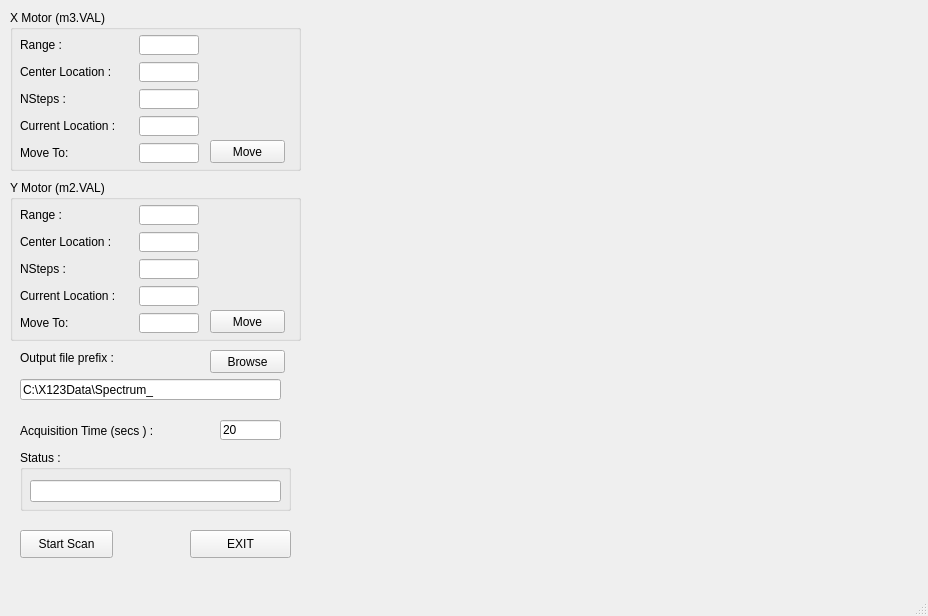
The window that gridscan_mainwin.ui (hgarbeil/pyAmptek) describes before a commit, drawn with Qt 5.
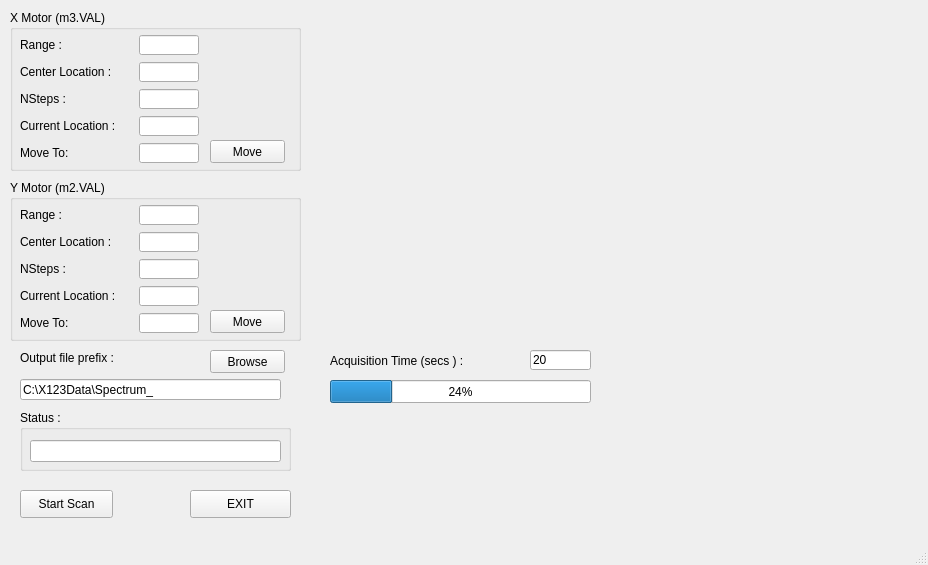
The same window after the commit. Custom widgets are drawn as their Qt base class.

The edit to the form file:
```diff
--- a/gridscan_mainwin.ui
+++ b/gridscan_mainwin.ui
@@ -7,7 +7,7 @@
     <x>0</x>
     <y>0</y>
     <width>928</width>
-    <height>616</height>
+    <height>565</height>
    </rect>
   </property>
   <property name="windowTitle">
@@ -171,7 +171,7 @@
     <property name="geometry">
      <rect>
       <x>20</x>
-      <y>530</y>
+      <y>490</y>
       <width>93</width>
       <height>28</height>
      </rect>
@@ -375,8 +375,8 @@
    <widget class="QLabel" name="label_12">
     <property name="geometry">
      <rect>
-      <x>20</x>
-      <y>420</y>
+      <x>330</x>
+      <y>350</y>
       <width>161</width>
       <height>21</height>
      </rect>
@@ -388,8 +388,8 @@
    <widget class="QLineEdit" name="acquisitionTimeLE">
     <property name="geometry">
      <rect>
-      <x>220</x>
-      <y>420</y>
+      <x>530</x>
+      <y>350</y>
       <width>61</width>
       <height>20</height>
      </rect>
@@ -402,7 +402,7 @@
     <property name="geometry">
      <rect>
       <x>20</x>
-      <y>450</y>
+      <y>410</y>
       <width>271</width>
       <height>61</height>
      </rect>
@@ -425,7 +425,7 @@
     <property name="geometry">
      <rect>
       <x>190</x>
-      <y>530</y>
+      <y>490</y>
       <width>101</width>
       <height>28</height>
      </rect>
@@ -444,6 +444,19 @@
      </rect>
     </property>
    </widget>
+   <widget class="QProgressBar" name="curAcqSecPBar">
+    <property name="geometry">
+     <rect>
+      <x>330</x>
+      <y>380</y>
+      <width>261</width>
+      <height>23</height>
+     </rect>
+    </property>
+    <property name="value">
+     <number>24</number>
+    </property>
+   </widget>
   </widget>
   <widget class="QMenuBar" name="menubar">
    <property name="geometry">
```
